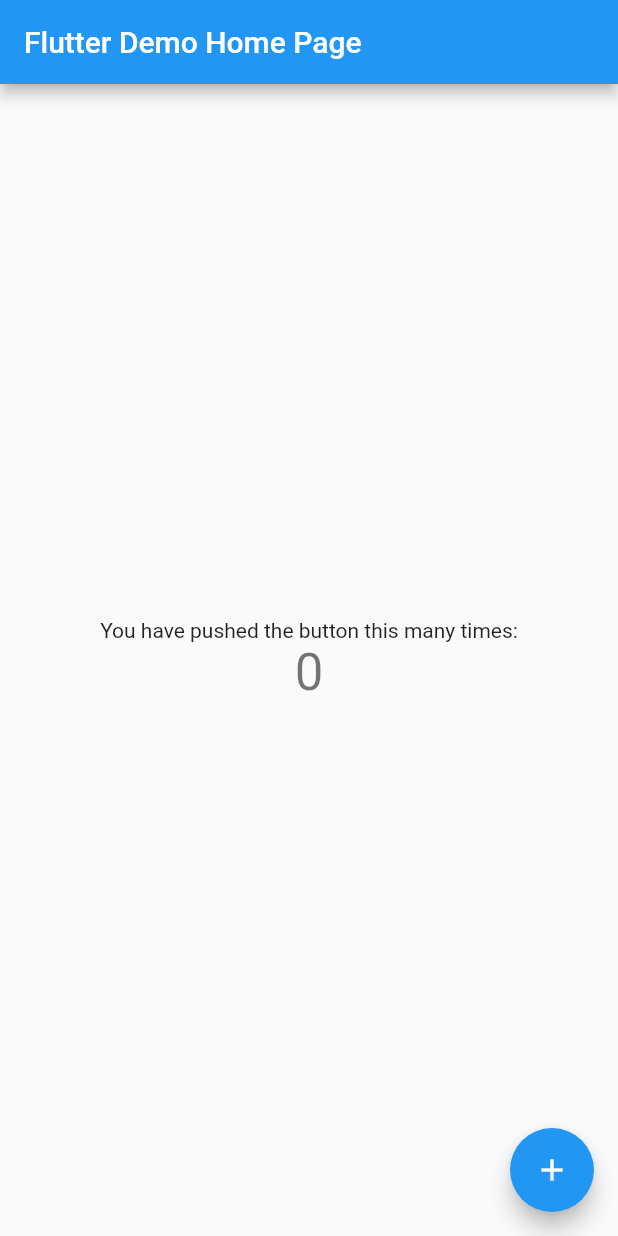
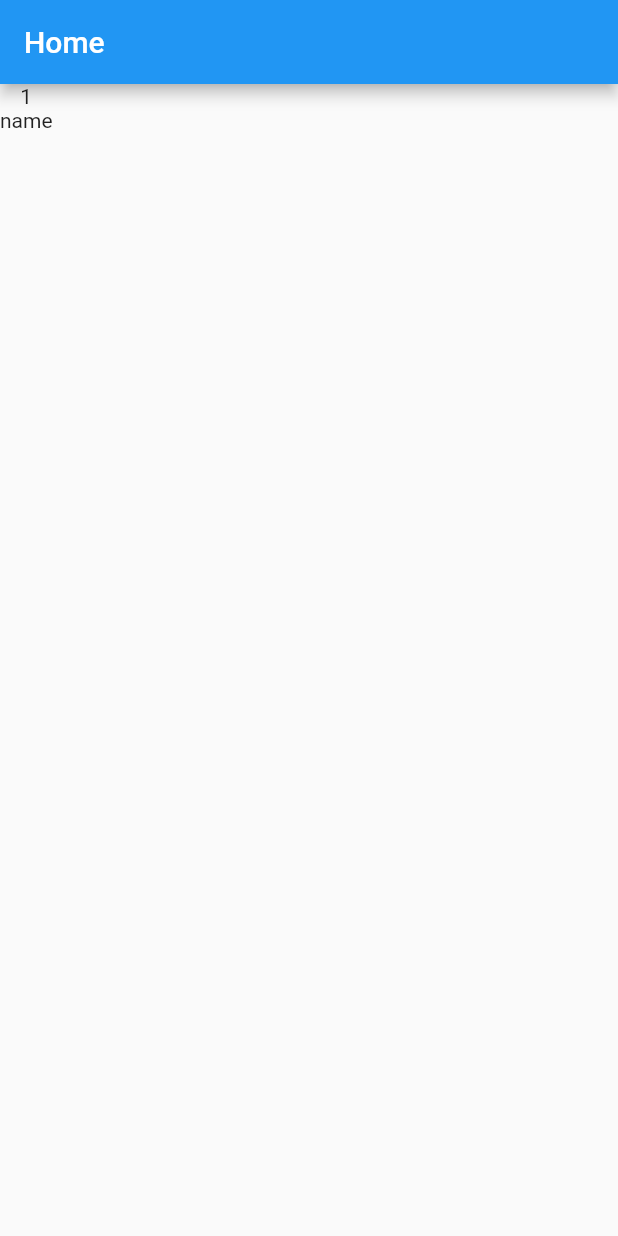
Before and after one commit to idonuntius/melos_sample_flutter, a Flutter app: the screen it shows after launch, on a phone screen of 412 x 824 dp. Run offline on Flutter 3.47's test engine with Material 2 defaults, Android fonts, the phone set to English and light mode, and no system bars; our stand-ins replace flutter_riverpod, freezed_annotation, riverpod.

Commit message:
Show Me in Main

```diff
--- a/app/lib/main.dart
+++ b/app/lib/main.dart
@@ -1,115 +1,52 @@
 import 'package:flutter/material.dart';
+import 'package:flutter_riverpod/flutter_riverpod.dart';
+import 'package:repository/repository.dart';
 
 void main() {
-  runApp(const MyApp());
+  runApp(
+    const ProviderScope(
+      child: MyApp(),
+    ),
+  );
 }
 
 class MyApp extends StatelessWidget {
   const MyApp({Key? key}) : super(key: key);
 
-  // This widget is the root of your application.
   @override
   Widget build(BuildContext context) {
     return MaterialApp(
       title: 'Flutter Demo',
       theme: ThemeData(
-        // This is the theme of your application.
-        //
-        // Try running your application with "flutter run". You'll see the
-        // application has a blue toolbar. Then, without quitting the app, try
-        // changing the primarySwatch below to Colors.green and then invoke
-        // "hot reload" (press "r" in the console where you ran "flutter run",
-        // or simply save your changes to "hot reload" in a Flutter IDE).
-        // Notice that the counter didn't reset back to zero; the application
-        // is not restarted.
         primarySwatch: Colors.blue,
       ),
-      home: const MyHomePage(title: 'Flutter Demo Home Page'),
+      home: const MyHomePage(),
     );
   }
 }
 
-class MyHomePage extends StatefulWidget {
-  const MyHomePage({Key? key, required this.title}) : super(key: key);
-
-  // This widget is the home page of your application. It is stateful, meaning
-  // that it has a State object (defined below) that contains fields that affect
-  // how it looks.
-
-  // This class is the configuration for the state. It holds the values (in this
-  // case the title) provided by the parent (in this case the App widget) and
-  // used by the build method of the State. Fields in a Widget subclass are
-  // always marked "final".
-
-  final String title;
-
-  @override
-  State<MyHomePage> createState() => _MyHomePageState();
-}
-
-class _MyHomePageState extends State<MyHomePage> {
-  int _counter = 0;
-
-  void _incrementCounter() {
-    setState(() {
-      // This call to setState tells the Flutter framework that something has
-      // changed in this State, which causes it to rerun the build method below
-      // so that the display can reflect the updated values. If we changed
-      // _counter without calling setState(), then the build method would not be
-      // called again, and so nothing would appear to happen.
-      _counter++;
-    });
-  }
+class MyHomePage extends StatelessWidget {
+  const MyHomePage({super.key});
 
   @override
   Widget build(BuildContext context) {
-    // This method is rerun every time setState is called, for instance as done
-    // by the _incrementCounter method above.
-    //
-    // The Flutter framework has been optimized to make rerunning build methods
-    // fast, so that you can just rebuild anything that needs updating rather
-    // than having to individually change instances of widgets.
     return Scaffold(
-      appBar: AppBar(
-        // Here we take the value from the MyHomePage object that was created by
-        // the App.build method, and use it to set our appbar title.
-        title: Text(widget.title),
-      ),
-      body: Center(
-        // Center is a layout widget. It takes a single child and positions it
-        // in the middle of the parent.
-        child: Column(
-          // Column is also a layout widget. It takes a list of children and
-          // arranges them vertically. By default, it sizes itself to fit its
-          // children horizontally, and tries to be as tall as its parent.
-          //
-          // Invoke "debug painting" (press "p" in the console, choose the
-          // "Toggle Debug Paint" action from the Flutter Inspector in Android
-          // Studio, or the "Toggle Debug Paint" command in Visual Studio Code)
-          // to see the wireframe for each widget.
-          //
-          // Column has various properties to control how it sizes itself and
-          // how it positions its children. Here we use mainAxisAlignment to
-          // center the children vertically; the main axis here is the vertical
-          // axis because Columns are vertical (the cross axis would be
-          // horizontal).
-          mainAxisAlignment: MainAxisAlignment.center,
-          children: <Widget>[
-            const Text(
-              'You have pushed the button this many times:',
-            ),
-            Text(
-              '$_counter',
-              style: Theme.of(context).textTheme.headline4,
-            ),
-          ],
-        ),
-      ),
-      floatingActionButton: FloatingActionButton(
-        onPressed: _incrementCounter,
-        tooltip: 'Increment',
-        child: const Icon(Icons.add),
-      ), // This trailing comma makes auto-formatting nicer for build methods.
+      appBar: AppBar(title: const Text('Home')),
+      body: Consumer(builder: ((context, ref, child) {
+        final future = ref.watch(meRepositoryProvider);
+        return future.when(
+          data: (data) => Column(
+            children: [
+              Text(data.id.toString()),
+              Text(data.name),
+            ],
+          ),
+          error: (e, _) => const Center(child: Text('error')),
+          loading: () => const Center(
+            child: CircularProgressIndicator(),
+          ),
+        );
+      })),
     );
   }
 }
```
